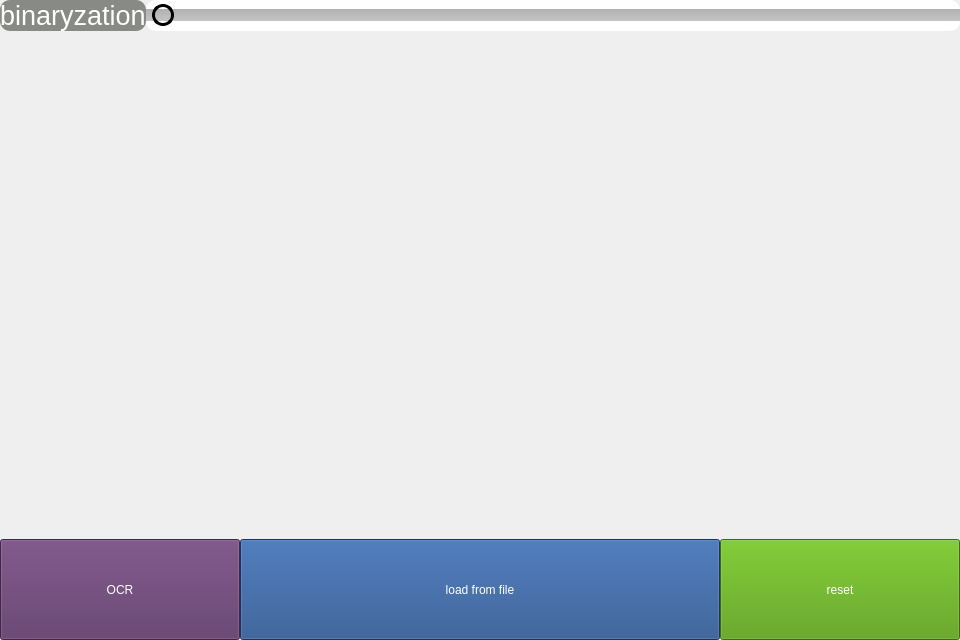
First picture: the form in app/ui/image_widget.ui, repository xuguodong1999/COCR, before the edit.
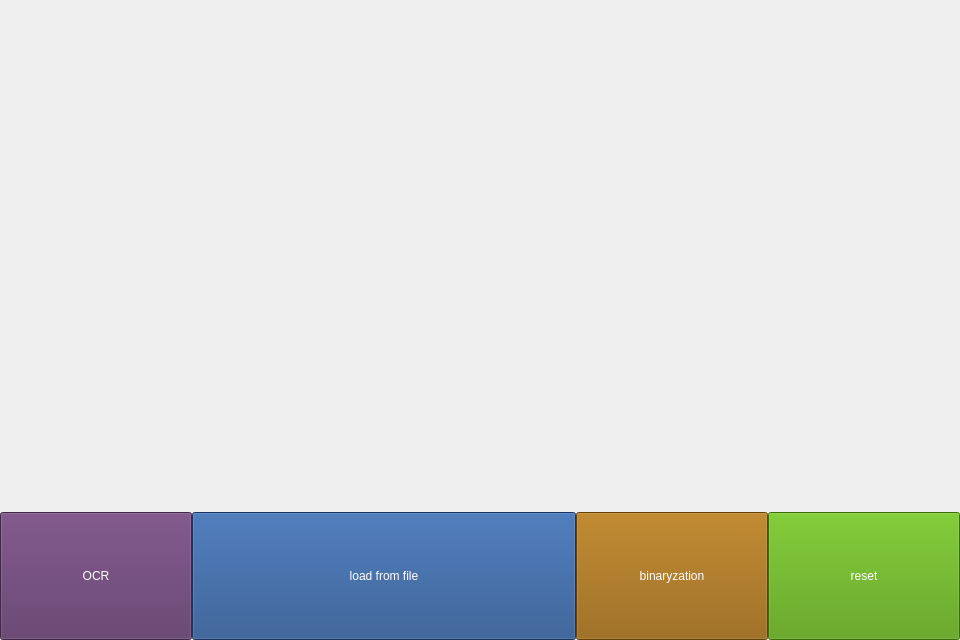
Second picture: the form after the edit.

Commit message: feat: 1. export; 2. reset; 3. image process

```diff
--- a/app/ui/image_widget.ui
+++ b/app/ui/image_widget.ui
@@ -13,7 +13,7 @@
         <property name="windowTitle">
             <string>Image Loader</string>
         </property>
-        <layout class="QVBoxLayout" name="verticalLayout" stretch="0,100,20">
+        <layout class="QVBoxLayout" name="verticalLayout" stretch="4,1">
             <property name="spacing">
                 <number>0</number>
             </property>
@@ -29,72 +29,6 @@
             <property name="bottomMargin">
                 <number>0</number>
             </property>
-            <item>
-                <layout class="QHBoxLayout" name="proc_layout">
-                    <property name="spacing">
-                        <number>0</number>
-                    </property>
-                    <item>
-                        <widget class="QLabel" name="proc_label">
-                            <property name="font">
-                                <font>
-                                    <pointsize>20</pointsize>
-                                </font>
-                            </property>
-                            <property name="styleSheet">
-                                <string notr="true">color: rgb(255, 255, 255);
-                                    background-color: rgb(136, 138, 133);
-                                    border-radius: 10px;
-                                </string>
-                            </property>
-                            <property name="text">
-                                <string>binaryzation</string>
-                            </property>
-                        </widget>
-                    </item>
-                    <item>
-                        <widget class="QSlider" name="proc_slider">
-                            <property name="sizePolicy">
-                                <sizepolicy hsizetype="Expanding" vsizetype="Preferred">
-                                    <horstretch>0</horstretch>
-                                    <verstretch>0</verstretch>
-                                </sizepolicy>
-                            </property>
-                            <property name="maximumSize">
-                                <size>
-                                    <width>16777215</width>
-                                    <height>16777215</height>
-                                </size>
-                            </property>
-                            <property name="styleSheet">
-                                <string notr="true">QSlider::handle:horizontal {
-                                    background: QRadialGradient(cx:0, cy:0, radius: 1, fx:0.5, fy:0.5, stop:0 white,
-                                    stop:1 green);
-                                    width: 16px;
-                                    height: 16px;
-                                    margin: -5px 6px -5px 6px;
-                                    border-radius:11px;
-                                    border: 3px solid black;
-                                    }
-                                    QSlider::groove:horizontal {
-                                    height: 12px;
-                                    background: qlineargradient(x1:0, y1:0, x2:0, y2:1, stop:0 #B1B1B1, stop:1 #c4c4c4);
-                                    margin: 2px 0
-                                    }
-                                    QSlider {
-                                    background-color: white;
-                                    border-style: outset;
-                                    border-radius: 10px;
-                                    }
-                                </string>
-                            </property>
-                            <property name="orientation">
-                                <enum>Qt::Horizontal</enum>
-                            </property>
-                        </widget>
-                    </item>
-                </layout>
-            </item>
             <item>
                 <widget class="QLabel" name="display_label">
                     <property name="text">
@@ -106,7 +40,7 @@
                 </widget>
             </item>
             <item>
-                <layout class="QHBoxLayout" name="img_layout" stretch="1,2,1">
+                <layout class="QHBoxLayout" name="img_layout" stretch="1,2,1,1">
                     <property name="spacing">
                         <number>0</number>
                     </property>
@@ -158,6 +92,24 @@
                             </property>
                         </widget>
                     </item>
+                    <item>
+                        <widget class="QToolButton" name="bin_btn">
+                            <property name="sizePolicy">
+                                <sizepolicy hsizetype="Preferred" vsizetype="Preferred">
+                                    <horstretch>0</horstretch>
+                                    <verstretch>0</verstretch>
+                                </sizepolicy>
+                            </property>
+                            <property name="styleSheet">
+                                <string notr="true">background-color: rgb(143, 89, 2);
+                                    color: rgb(255, 255, 255);
+                                </string>
+                            </property>
+                            <property name="text">
+                                <string>binaryzation</string>
+                            </property>
+                        </widget>
+                    </item>
                     <item>
                         <widget class="QToolButton" name="reset_btn">
                             <property name="sizePolicy">
```
The commit also changes 53 other files.
